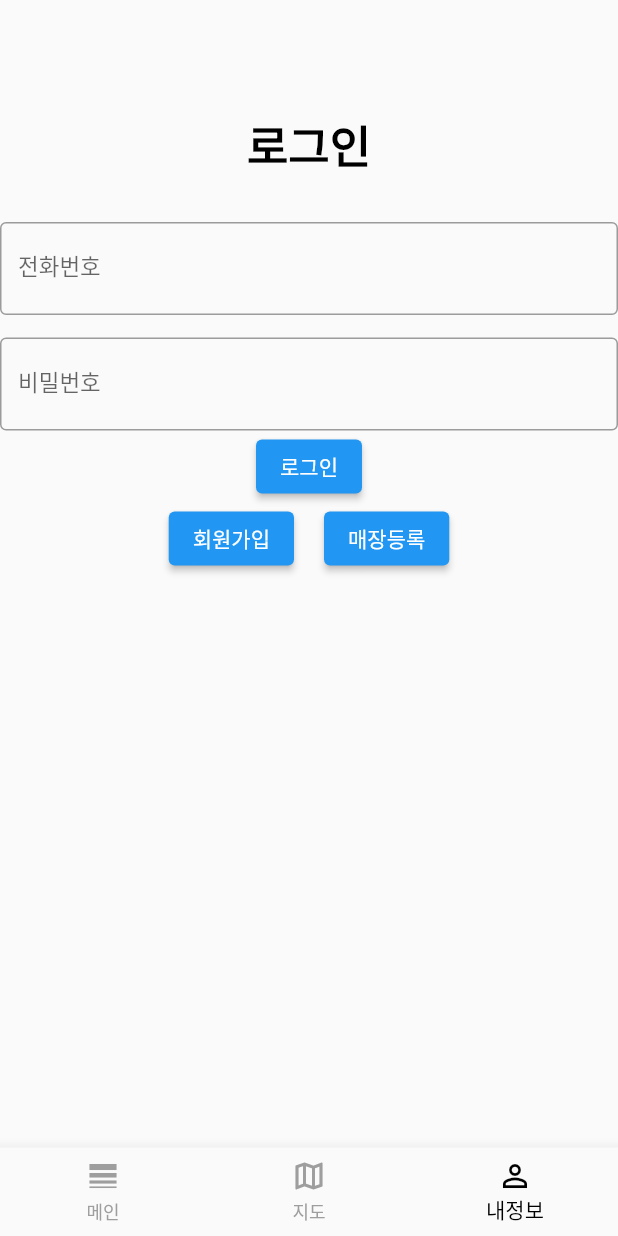
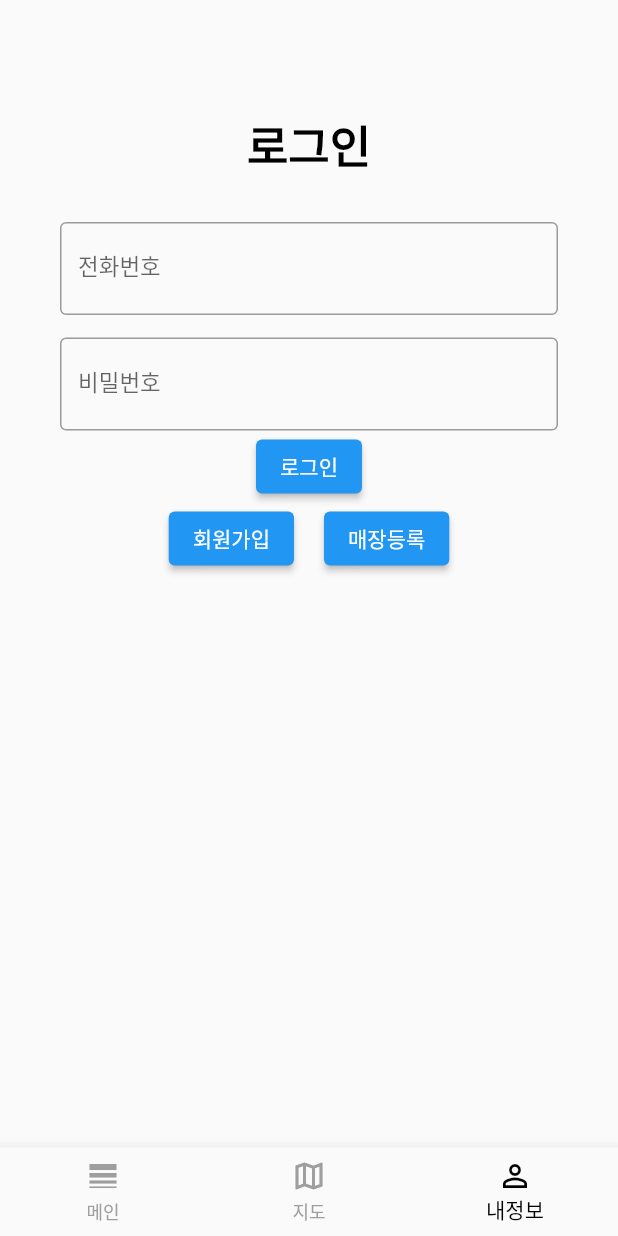
Before and after one commit to TypiDoyun/stac-offline, a Flutter app: the screen it shows after launch, item 3 of the bottom bar chosen, after a tap on "로그인", on a phone screen of 412 x 824 dp. Run offline on Flutter 3.47's test engine with Material 2 defaults, Android fonts, the phone set to English and light mode, and no system bars; network calls fail.

Commit message:
Feat: 서버 연결과 put

```diff
--- a/lib/UserPage.dart
+++ b/lib/UserPage.dart
@@ -1,4 +1,5 @@
 import 'package:flutter/material.dart';
+import 'package:http/http.dart' as http;
 
 class UserPage extends StatefulWidget{
   const UserPage({super.key});
@@ -13,7 +14,7 @@ class UserPageState extends State<UserPage> {
   Widget build(BuildContext context) {
     return Scaffold(
       body: SafeArea(
-        child: Padding(padding: const EdgeInsets.symmetric(vertical: 24),
+        child: Padding(padding: const EdgeInsets.symmetric(vertical: 24,horizontal: 40),
         child: Center(
           child: Column(
               children: [
@@ -53,6 +54,7 @@ class UserPageState extends State<UserPage> {
                   child: const Text("로그인"),
                   onPressed: () {
                     print("${user_id.text}\n${user_password.text}");
+                    sendRequest();
                   },
                 ),
                 Row(
@@ -71,5 +73,15 @@ class UserPageState extends State<UserPage> {
       ),
     );
   }
+  void sendRequest() async {
+    var url = Uri.parse('http://192.168.2.139:3000/login');
+    var response = await http.put(url,body: {'name': "뿡뿡이"});
 
+    if (response.statusCode == 200) {
+      print('Request sent successfully');
+      print(response.body);
+    } else {
+      print('Request failed with status: ${response.statusCode}');
+    }
+  }
 }
--- a/lib/main.dart
+++ b/lib/main.dart
@@ -3,6 +3,7 @@ import 'package:offline/ClothesUpload.dart';
 import 'package:offline/MainPage.dart';
 import 'package:offline/MapPage.dart';
 import 'package:offline/UserPage.dart';
+
 
 
 
@@ -146,6 +147,7 @@ class MyTest extends State<UserMian> {
             unselectedItemColor: Colors.grey,
             type: BottomNavigationBarType.fixed,
           ),
-        ));
+        )
+    );
   }
 }
--- a/pubspec.yaml
+++ b/pubspec.yaml
@@ -37,6 +37,8 @@ dependencies:
   # Use with the CupertinoIcons class for iOS style icons.
   cupertino_icons: ^1.0.2
   webview_flutter: ^4.2.2
+  http: ^0.13.3
+  flutter_kakao_map: ^0.4.2
 
 dev_dependencies:
   flutter_test:
```
Also changed, not shown: pubspec.lock.
